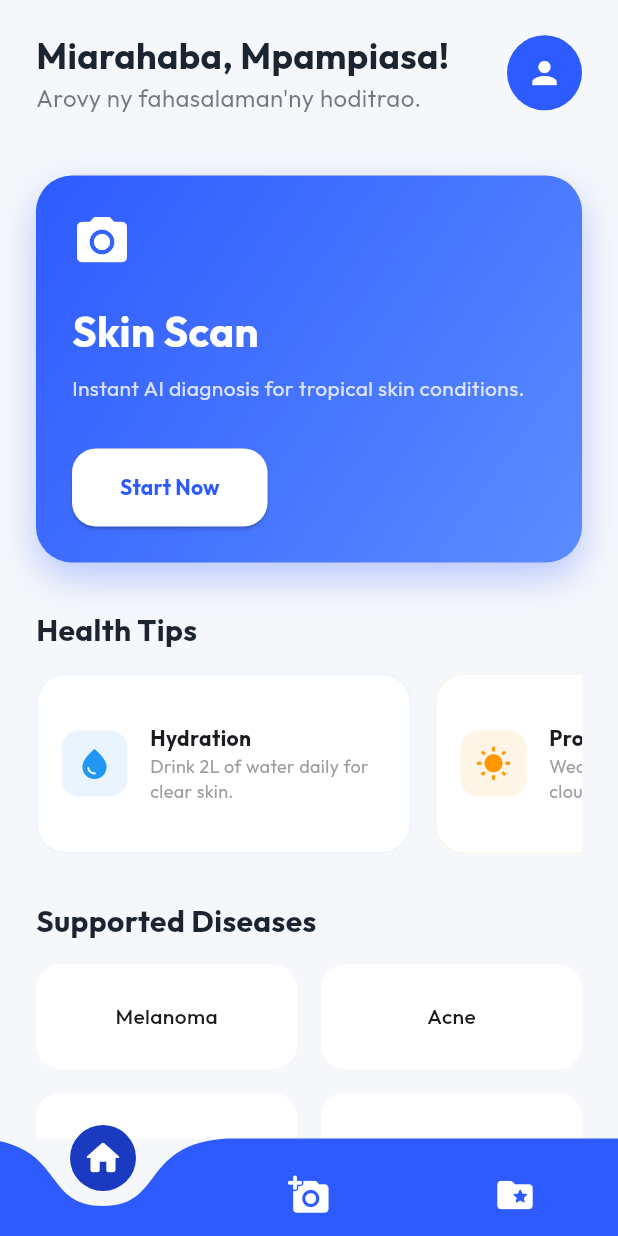
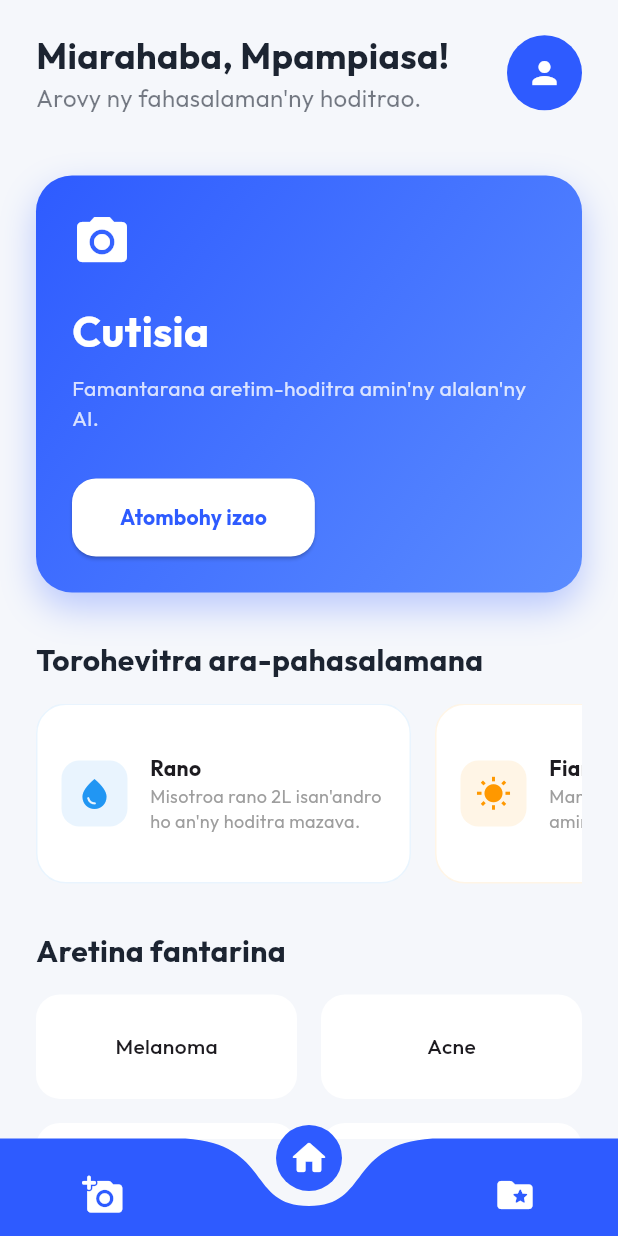
Before and after one commit to franck504/skin-disease-detector, a Flutter app: the screen it shows after launch, on a phone screen of 412 x 824 dp. Run offline on Flutter 3.47's test engine with Material 3 defaults, Android fonts, the light colour scheme and no system bars; drawn by our look-alikes of curved_navigation_bar; our stand-ins replace geolocator, google_fonts, image_picker, logger, percent_indicator, sqflite; missing offline and left inert: tflite_v2; accounts and stored records are empty.

Commit message:
ui: Home au centre navbar + traduction Malgache complète HomeScreen + 'Cutisia' card

```diff
--- a/cutisia/lib/main.dart
+++ b/cutisia/lib/main.dart
@@ -40,9 +40,7 @@ class CutisiaApp extends StatelessWidget {
           secondary: const Color(0xFF00D09C),
           surface: const Color(0xFFF5F7FB),
         ),
-        textTheme: GoogleFonts.outfitTextTheme(
-          Theme.of(context).textTheme,
-        ),
+        textTheme: GoogleFonts.outfitTextTheme(Theme.of(context).textTheme),
       ),
       initialRoute: '/',
       routes: {
@@ -63,12 +61,12 @@ class MainShell extends StatefulWidget {
 }
 
 class _MainShellState extends State<MainShell> {
-  int _currentIndex = 0;
+  int _currentIndex = 1; // Home au centre par défaut
 
   final List<Widget> _screens = const [
-    HomeScreen(),
-    CollectScreen(),
-    CollectionHistoryScreen(),
+    CollectScreen(),        // index 0 - gauche
+    HomeScreen(),           // index 1 - centre (défaut)
+    CollectionHistoryScreen(), // index 2 - droite
   ];
 
   @override
@@ -76,21 +74,18 @@ class _MainShellState extends State<MainShell> {
     return Scaffold(
       backgroundColor: const Color(0xFFF5F7FB),
       extendBody: true,
-      body: IndexedStack(
-        index: _currentIndex,
-        children: _screens,
-      ),
+      body: IndexedStack(index: _currentIndex, children: _screens),
       bottomNavigationBar: CurvedNavigationBar(
         index: _currentIndex,
         height: 65,
         backgroundColor: Colors.transparent,
         color: const Color(0xFF2E5BFF),
-        buttonBackgroundColor: const Color(0xFF1A3BBF),
+        buttonBackgroundColor: const Color(0xFF2E5BFF),
         animationDuration: const Duration(milliseconds: 350),
         animationCurve: Curves.easeInOut,
         items: const [
-          Icon(Icons.home_rounded, color: Colors.white, size: 28), // Fandraisana
           Icon(Icons.add_a_photo_rounded, color: Colors.white, size: 28), // Fanangonana
+          Icon(Icons.home_rounded, color: Colors.white, size: 28),        // Fandraisana (centre)
           Icon(Icons.folder_special_rounded, color: Colors.white, size: 28), // Tahiry
         ],
         onTap: (index) => setState(() => _currentIndex = index),
--- a/cutisia/lib/screens/home_screen.dart
+++ b/cutisia/lib/screens/home_screen.dart
@@ -49,7 +49,7 @@ class HomeScreen extends StatelessWidget {
               _buildMainCard(context),
               const SizedBox(height: 30),
               Text(
-                'Health Tips',
+                'Torohevitra ara-pahasalamana',
                 style: GoogleFonts.outfit(
                   fontSize: 20,
                   fontWeight: FontWeight.bold,
@@ -60,7 +60,7 @@ class HomeScreen extends StatelessWidget {
               _buildTipsCarousel(),
               const SizedBox(height: 30),
               Text(
-                'Supported Diseases',
+                'Aretina fantarina',
                 style: GoogleFonts.outfit(
                   fontSize: 20,
                   fontWeight: FontWeight.bold,
@@ -102,7 +102,7 @@ class HomeScreen extends StatelessWidget {
           const Icon(Icons.camera_alt, color: Colors.white, size: 40),
           const SizedBox(height: 20),
           Text(
-            'Skin Scan',
+            'Cutisia',
             style: GoogleFonts.outfit(
               fontSize: 28,
               fontWeight: FontWeight.bold,
@@ -111,7 +111,7 @@ class HomeScreen extends StatelessWidget {
           ),
           const SizedBox(height: 8),
           Text(
-            'Instant AI diagnosis for tropical skin conditions.',
+            'Famantarana aretim-hoditra amin\'ny alalan\'ny AI.',
             style: GoogleFonts.outfit(
               fontSize: 14,
               color: Colors.white.withValues(alpha: 0.8),
@@ -129,7 +129,7 @@ class HomeScreen extends StatelessWidget {
               ),
             ),
             child: Text(
-              'Start Now',
+              'Atombohy izao',
               style: GoogleFonts.outfit(fontWeight: FontWeight.bold),
             ),
           ),
@@ -144,9 +144,9 @@ class HomeScreen extends StatelessWidget {
       child: ListView(
         scrollDirection: Axis.horizontal,
         children: [
-          _buildTipCard('Hydration', 'Drink 2L of water daily for clear skin.', Icons.water_drop, Colors.blue),
-          _buildTipCard('Protection', 'Wear sunscreen even on cloudy days.', Icons.wb_sunny, Colors.orange),
-          _buildTipCard('Routine', 'Cleanse your face before bed.', Icons.face, Colors.purple),
+          _buildTipCard('Rano', 'Misotroa rano 2L isan\'andro ho an\'ny hoditra mazava.', Icons.water_drop, Colors.blue),
+          _buildTipCard('Fiarovana', 'Mampiasà sunscreen na amin\'ny andro rahona.', Icons.wb_sunny, Colors.orange),
+          _buildTipCard('Fitsaboana', 'Sasao ny tarehinao alohan\'ny tory.', Icons.face, Colors.purple),
         ],
       ),
     );
```
